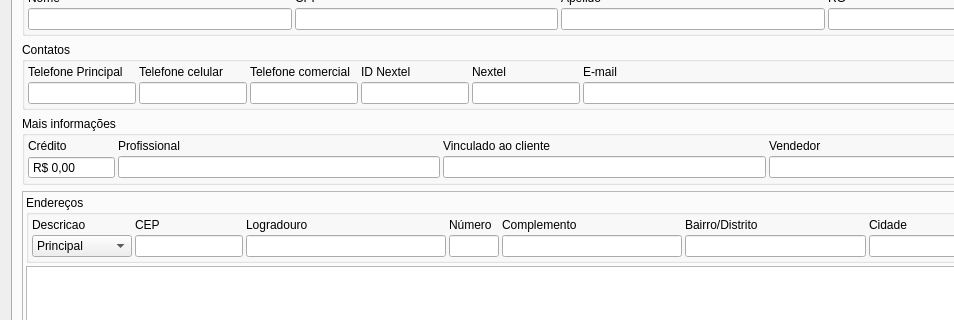
The window that ui/cadastrocliente.ui (darktorres/ERP-STACCATO) describes before a commit, drawn with Qt 5; both pictures show x 0 to 954 and y 135 to 455 of the 1213 by 599 pixel window.
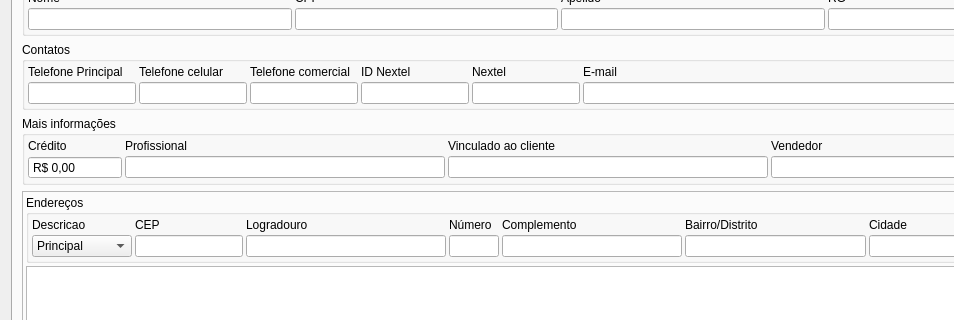
The same window after the commit. Icons and pictures are not drawn. Custom widgets are drawn as their Qt base class.

Commit message: Ajuste limites de crédito cliente

```diff
--- a/ui/cadastrocliente.ui
+++ b/ui/cadastrocliente.ui
@@ -764,10 +764,10 @@
                   <string>R$ </string>
                  </property>
                  <property name="minimum">
-                  <double>-99999.990000000005239</double>
+                  <double>-9999999.000000000000000</double>
                  </property>
                  <property name="maximum">
-                  <double>99999.990000000005239</double>
+                  <double>9999999.000000000000000</double>
                  </property>
                 </widget>
                </item>
```
